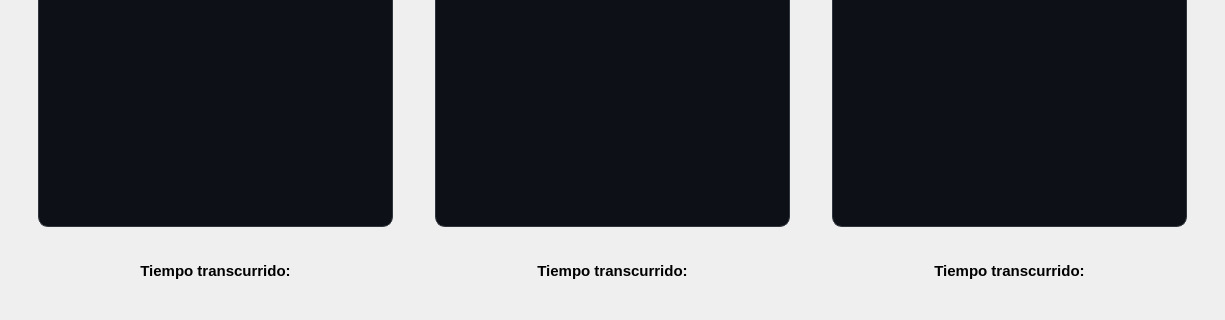
Before: the Qt Designer form ui/pantallalistarnombre.ui in pablo-mald03/Proyecto-No1-EDD, drawn with Qt 5; both pictures show x 0 to 1225 and y 490 to 810 of the 1225 by 810 pixel window.
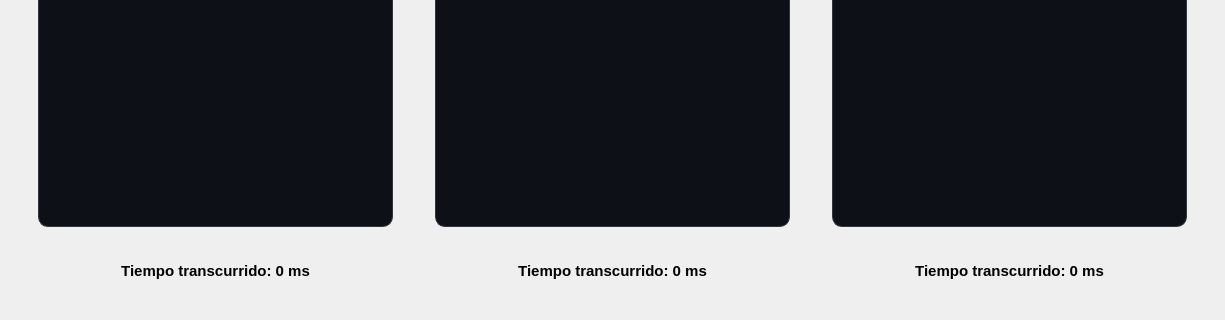
After: the same form once the commit is applied.

What changed in the file:
```diff
--- a/ui/pantallalistarnombre.ui
+++ b/ui/pantallalistarnombre.ui
@@ -464,7 +464,7 @@
 </string>
               </property>
               <property name="text">
-               <string>Tiempo transcurrido:</string>
+               <string>Tiempo transcurrido: 0 ms</string>
               </property>
               <property name="alignment">
                <set>Qt::AlignmentFlag::AlignCenter</set>
@@ -610,7 +610,7 @@
 </string>
               </property>
               <property name="text">
-               <string>Tiempo transcurrido:</string>
+               <string>Tiempo transcurrido: 0 ms</string>
               </property>
               <property name="alignment">
                <set>Qt::AlignmentFlag::AlignCenter</set>
@@ -756,7 +756,7 @@
 </string>
               </property>
               <property name="text">
-               <string>Tiempo transcurrido:</string>
+               <string>Tiempo transcurrido: 0 ms</string>
               </property>
               <property name="alignment">
                <set>Qt::AlignmentFlag::AlignCenter</set>
```
